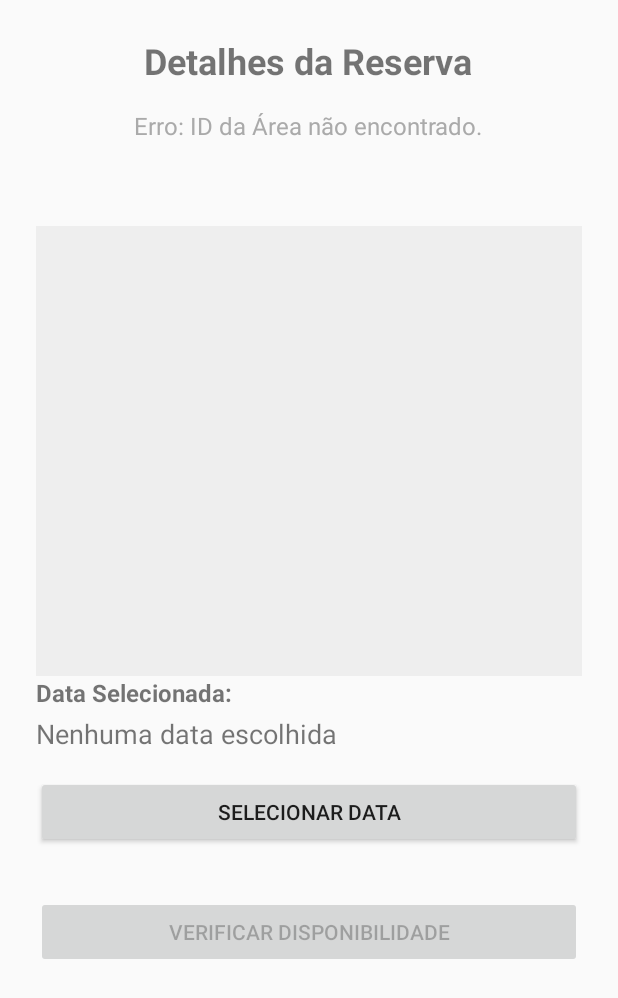
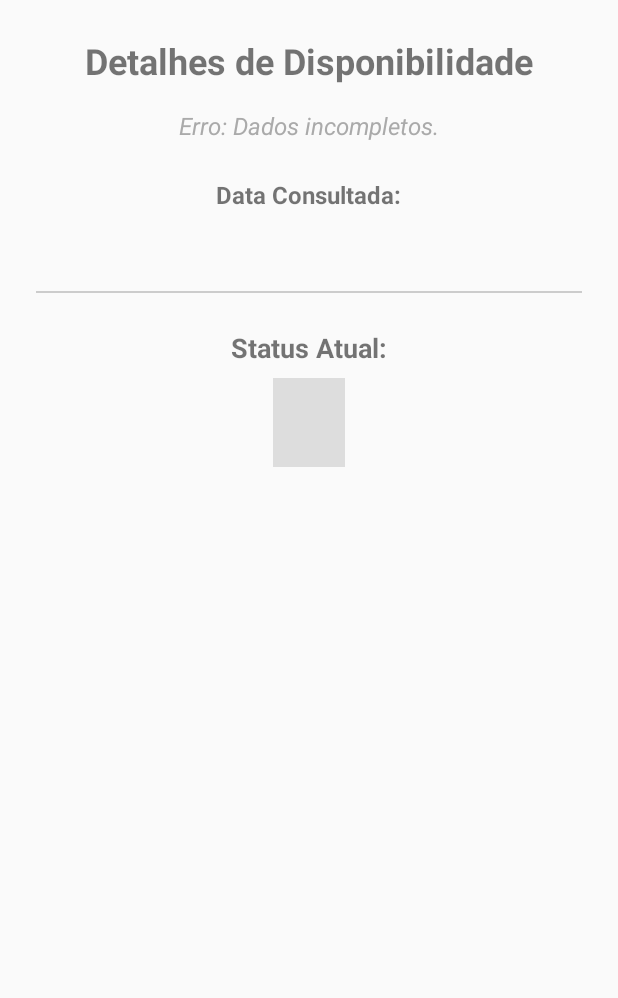
Before and after one commit to rgermangn/howviii-appcondo, an Android app built with Jetpack Compose: the ReservationActivity screen opened directly, with no data from a screen before it, on a phone screen of 412 x 824 dp. Shown: the top 998 px of the screen. Run offline under Robolectric (Android 15) with nearby library versions, the phone set to English and light mode, and no system bars.

Commit message:
CAL-T3 e D3 + Refatoração

```diff
--- a/app/src/main/java/com/rggn/appcondominio/data/DataService.kt
+++ b/app/src/main/java/com/rggn/appcondominio/data/DataService.kt
@@ -18,11 +18,7 @@ class DataService {
             // O teste DATA-T2 espera 2 itens com esses nomes
         )
     }
-
     // DATA-T7/CAL-T2
-    //Método para verificar a disponibilidade de uma área em uma data
-    // Retorna true se estiver disponível, false se estiver reservado.
-    // Usaremos mocks para forçar cenários no teste.
     fun isAreaAvailable(areaId: Int, date: String): Boolean {
         // Implementação Mock: Assume-se que a área 10 (Salão de Festas) está sempre indisponível
         // na data "05/12/2025" (a mesma data mockada no teste de UI)
@@ -51,7 +47,7 @@ class DataService {
     fun getReservedDates(areaId: Int): List<String> {
         return if (areaId == 10) {
             // CORRIGIDO: Mocks para o Salão de Festas (ID 10) para corresponder ao CalendarActivityTest
-            listOf("01/12/2025", "02/12/2025", "03/12/2025")
+            listOf("01/12/2025", "02/12/2025", "03/12/2025", "05/12/2025")
         } else {
             // Mocks para outras áreas
             listOf("01/01/2026")
--- a/app/src/main/java/com/rggn/appcondominio/home/DashboardActivity.kt
+++ b/app/src/main/java/com/rggn/appcondominio/home/DashboardActivity.kt
@@ -7,7 +7,7 @@ import androidx.appcompat.app.AppCompatActivity
 import androidx.recyclerview.widget.LinearLayoutManager
 import com.rggn.appcondominio.R
 import com.rggn.appcondominio.reservation.CalendarActivity // NOVO IMPORT: Para navegar para a tela do calendário
-import com.rggn.appcondominio.reservation.ReservationActivity // Import necessário para a constante EXTRA_AREA_ID
+import com.rggn.appcondominio.reservation.ReservationActivity
 
 class DashboardActivity : AppCompatActivity() {
 
@@ -26,7 +26,7 @@ class DashboardActivity : AppCompatActivity() {
     private fun navigateToReservation(areaId: Int) {
         // MUDANÇA: Navega para a CalendarActivity
         val intent = Intent(this, CalendarActivity::class.java).apply {
-            // Usa a constante definida na ReservationActivity
+            // CORRIGIDO: Usa a constante definida na CalendarActivity
             putExtra(ReservationActivity.EXTRA_AREA_ID, areaId)
         }
         startActivity(intent)
--- a/app/src/main/java/com/rggn/appcondominio/reservation/ReservationActivity.kt
+++ b/app/src/main/java/com/rggn/appcondominio/reservation/ReservationActivity.kt
@@ -1,135 +1,113 @@
 package com.rggn.appcondominio.reservation
 
-import android.app.DatePickerDialog
+import android.graphics.Color
 import android.os.Bundle
-import android.widget.Button
+import android.view.View
 import android.widget.TextView
 import androidx.activity.viewModels
 import androidx.appcompat.app.AppCompatActivity
+import androidx.lifecycle.Observer
 import com.rggn.appcondominio.R
 import com.rggn.appcondominio.data.DataService
+import java.text.SimpleDateFormat
 import java.util.Calendar
-import java.text.SimpleDateFormat
 import java.util.Locale
 
 class ReservationActivity : AppCompatActivity() {
 
-    // Views declaradas
-    private lateinit var selectedDateTextView: TextView
-    private lateinit var selectDateButton: Button
-    private lateinit var checkAvailabilityButton: Button
-    private lateinit var availabilityStatusTextView: TextView
+    // Constantes para Intent Extras
+    companion object {
+        const val EXTRA_AREA_ID = "extra_area_id"
+        const val EXTRA_DATE = "extra_date"
+    }
 
-    // Variável para armazenar a data selecionada e o ID da Área
-    private var selectedDate: Calendar = Calendar.getInstance()
-    private var currentAreaId: Int = -1
-
-    // Inicialização do ViewModel com Factory (Injeção Manual de DataService)
     private val viewModel: ReservationViewModel by viewModels {
         ReservationViewModelFactory(DataService())
     }
+
+    // Views
+    private lateinit var areaIdTextView: TextView
+    private lateinit var selectedDateTextView: TextView
+    private lateinit var statusTextView: TextView
+    private lateinit var reservedByLabel: TextView
+    private lateinit var residentNameTextView: TextView
+    private lateinit var residentUnitTextView: TextView
 
     override fun onCreate(savedInstanceState: Bundle?) {
         super.onCreate(savedInstanceState)
         setContentView(R.layout.activity_reservation)
 
-        // Inicializar Views
+        // Inicializa as Views
+        areaIdTextView = findViewById(R.id.area_id_text_view)
         selectedDateTextView = findViewById(R.id.selected_date_text_view)
-        selectDateButton = findViewById(R.id.select_date_button)
-        val idTextView = findViewById<TextView>(R.id.area_id_text_view)
-        checkAvailabilityButton = findViewById(R.id.check_availability_button)
-        availabilityStatusTextView = findViewById(R.id.availability_status_text_view)
+        statusTextView = findViewById(R.id.availability_status_text_view)
+        reservedByLabel = findViewById(R.id.reserved_by_label)
+        residentNameTextView = findViewById(R.id.resident_name_text_view)
+        residentUnitTextView = findViewById(R.id.resident_unit_text_view)
 
-        // O botão de checagem deve estar desabilitado até a data ser escolhida
-        checkAvailabilityButton.isEnabled = false
+        // 1. Processar Intent (ID da Área e Data)
+        val areaId = intent.getIntExtra(EXTRA_AREA_ID, -1)
+        val dateString = intent.getStringExtra(EXTRA_DATE)
 
-        // Lógica para receber e exibir o ID da Área
-        currentAreaId = intent.getIntExtra(EXTRA_AREA_ID, -1)
-        if (currentAreaId != -1) {
-            idTextView.text = "ID da Área: $currentAreaId"
-            viewModel.setAreaId(currentAreaId)
+        if (areaId != -1 && dateString != null) {
+            // Exibir dados brutos na UI
+            areaIdTextView.text = getString(R.string.area_id_display, areaId)
+            selectedDateTextView.text = dateString
+
+            // Converter String de Data para Calendar para o ViewModel
+            val calendar = dateStringToCalendar(dateString)
+
+            // 2. Iniciar verificação no ViewModel
+            viewModel.checkAvailability(areaId, calendar)
         } else {
-            idTextView.text = "Erro: ID da Área não encontrado."
+            // Tratar erro (falta de dados)
+            areaIdTextView.text = "Erro: Dados incompletos."
         }
 
-        setupListeners()
-
-        // Observar mudanças no ViewModel
+        // 3. Observar LiveData
         observeViewModel()
     }
 
-    private fun setupListeners() {
-        // Lógica do Seletor de Data
-        selectDateButton.setOnClickListener {
-            showDatePickerDialog()
-        }
+    private fun observeViewModel() {
+        // Observa o AvailabilityStatus COMPLETO
+        viewModel.availabilityStatus.observe(this, Observer { status ->
+            if (status.isAvailable) {
+                // Estado: DISPONÍVEL
+                statusTextView.text = "DISPONÍVEL"
+                statusTextView.setBackgroundColor(Color.parseColor("#4CAF50")) // Verde
+                statusTextView.setTextColor(Color.WHITE)
 
-        // Lógica do botão de Checar Disponibilidade: Chama a lógica do ViewModel
-        checkAvailabilityButton.setOnClickListener {
-            viewModel.checkAvailability(currentAreaId, selectedDate)
+                // Ocultar detalhes do reservante
+                reservedByLabel.visibility = View.GONE
+                residentNameTextView.visibility = View.GONE
+                residentUnitTextView.visibility = View.GONE
+
+            } else {
+                // Estado: RESERVADO
+                statusTextView.text = "RESERVADO"
+                statusTextView.setBackgroundColor(Color.parseColor("#FF9800")) // Laranja/Amarelo
+                statusTextView.setTextColor(Color.BLACK)
+
+                // Exibir detalhes do reservante
+                reservedByLabel.visibility = View.VISIBLE
+                residentNameTextView.visibility = View.VISIBLE
+                residentUnitTextView.visibility = View.VISIBLE
+
+                // Preencher detalhes
+                residentNameTextView.text = status.residentName ?: "Não Informado"
+                residentUnitTextView.text = getString(R.string.unit_display, status.residentUnit ?: "-")
+            }
+        })
+    }
+
+    // Função auxiliar para converter a data string de volta para Calendar
+    private fun dateStringToCalendar(dateString: String): Calendar {
+        val format = SimpleDateFormat("dd/MM/yyyy", Locale.getDefault())
+        val date = format.parse(dateString)
+        return Calendar.getInstance().apply {
+            if (date != null) {
+                time = date
+            }
         }
     }
-
-    private fun observeViewModel() {
-        // Observa o resultado detalhado da checagem de disponibilidade
-        viewModel.availabilityStatus.observe(this) { status ->
-            // Se o status for nulo (primeira execução), não faz nada.
-            if (status == null) return@observe
-
-            val statusText: String
-            val colorResId: Int
-
-            if (status.isAvailable) {
-                statusText = "Status: DISPONÍVEL"
-                colorResId = android.R.color.holo_green_dark
-            } else {
-                // Monta a string detalhada (usando os dados mockados)
-                statusText = "Status: INDISPONÍVEL\n" +
-                        "Reservado por: ${status.residentName ?: "Desconhecido"}\n" +
-                        "Unidade: ${status.residentUnit ?: "N/A"}"
-                colorResId = android.R.color.holo_red_dark
-            }
-
-            // Atualiza o TextView
-            availabilityStatusTextView.text = statusText
-
-            // Altera a cor do texto para melhor feedback visual
-            availabilityStatusTextView.setTextColor(resources.getColor(colorResId, theme))
-        }
-    }
-
-    private fun showDatePickerDialog() {
-        // Usa a data atual como default no picker
-        val initialYear = Calendar.getInstance().get(Calendar.YEAR)
-        val initialMonth = Calendar.getInstance().get(Calendar.MONTH)
-        val initialDay = Calendar.getInstance().get(Calendar.DAY_OF_MONTH)
-
-        val datePickerDialog = DatePickerDialog(
-            this,
-            // CORREÇÃO: Removemos o mock e usamos os valores reais (year, month, dayOfMonth)
-            { _, year, month, dayOfMonth ->
-
-                // Cria uma nova instância de Calendar com a data REAL selecionada
-                val newSelectedDate = Calendar.getInstance()
-                newSelectedDate.set(year, month, dayOfMonth)
-
-                selectedDate = newSelectedDate // Atualiza a variável local
-                updateSelectedDateText(newSelectedDate)
-                checkAvailabilityButton.isEnabled = true // Habilita o botão
-            },
-            initialYear,
-            initialMonth,
-            initialDay
-        )
-        datePickerDialog.show()
-    }
-
-    private fun updateSelectedDateText(calendar: Calendar) {
-        val dateFormat = SimpleDateFormat("dd/MM/yyyy", Locale.getDefault())
-        selectedDateTextView.text = dateFormat.format(calendar.time)
-    }
-
-    companion object {
-        const val EXTRA_AREA_ID = "com.rggn.appcondominio.AREA_ID"
-    }
 }
--- a/app/src/main/java/com/rggn/appcondominio/reservation/ReservationViewModel.kt
+++ b/app/src/main/java/com/rggn/appcondominio/reservation/ReservationViewModel.kt
@@ -4,8 +4,8 @@ import androidx.lifecycle.LiveData
 import androidx.lifecycle.MutableLiveData
 import androidx.lifecycle.ViewModel
 import androidx.lifecycle.ViewModelProvider
+import com.rggn.appcondominio.data.AvailabilityStatus // Importação necessária
 import com.rggn.appcondominio.data.DataService
-import com.rggn.appcondominio.data.AvailabilityStatus
 import java.text.SimpleDateFormat
 import java.util.Calendar
 import java.util.Locale
@@ -13,23 +13,33 @@ import java.util.Locale
 // Classe que contém a lógica de negócios para a tela de reserva
 class ReservationViewModel(private val dataService: DataService) : ViewModel() {
 
-    // LiveData para expor o status DETALHADO de disponibilidade (CAL-D1)
-    private val _availabilityStatus = MutableLiveData<AvailabilityStatus?>()
-    val availabilityStatus: LiveData<AvailabilityStatus?> = _availabilityStatus
+    // LiveData para expor o status COMPLETO de disponibilidade para a Activity
+    private val _availabilityStatus = MutableLiveData<AvailabilityStatus>()
+    val availabilityStatus: LiveData<AvailabilityStatus> = _availabilityStatus // CORRIGIDO: Tipo e nome alterados
 
-    // LiveData para expor a lista de DATAS RESERVADAS (NOVO - CAL-T2.3)
-    private val _reservedDates = MutableLiveData<List<String>>()
-    val reservedDates: LiveData<List<String>> = _reservedDates
+    // LiveData para expor a data selecionada para a Activity
+    private val _selectedDate = MutableLiveData<Calendar>()
+    val selectedDate: LiveData<Calendar> = _selectedDate
 
     // LiveData para expor o ID da Área Comum
     private val _areaId = MutableLiveData<Int>()
     val areaId: LiveData<Int> = _areaId
 
+    // LiveData para expor as datas reservadas (usado em CalendarActivity)
+    private val _reservedDates = MutableLiveData<List<String>>()
+    val reservedDates: LiveData<List<String>> = _reservedDates
+
     // Inicializa o ID (Chamado pela Activity quando o Intent chega)
     fun setAreaId(id: Int) {
         _areaId.value = id
-        // Assim que o ID é setado, já buscamos a lista de datas reservadas
-        fetchReservedDates(id)
+        // Assim que o ID é definido, carregamos as datas reservadas
+        loadReservedDates(id)
+    }
+
+    // Carrega as datas reservadas para a área
+    private fun loadReservedDates(areaId: Int) {
+        val dates = dataService.getReservedDates(areaId)
+        _reservedDates.value = dates
     }
 
     // Método para formatar a data para o formato esperado pelo DataService
@@ -39,20 +49,17 @@ class ReservationViewModel(private val dataService: DataService) : ViewModel() {
         return dateFormat.format(calendar.time)
     }
 
-    // Lógica principal: Verifica a disponibilidade detalhada da área em uma data (CAL-D1)
+    // Lógica principal: Verifica a disponibilidade da área em uma data
+    // CAL-D2.3: Método alterado para usar o novo DataService.checkAvailability
     fun checkAvailability(areaId: Int, date: Calendar) {
+        // 1. Formata a data para a API
         val dateString = formatDate(date)
-        // Em um projeto real, esta chamada seria assíncrona (com Coroutines/Flows)
-        val status = dataService.checkAvailability(areaId, dateString)
 
-        _availabilityStatus.value = status
-    }
+        // 2. Chama o DataService e recebe o Status Detalhado
+        val status = dataService.checkAvailability(areaId, dateString) // CORRIGIDO: Chamada ao novo método
 
-    // NOVO - Lógica para buscar as datas reservadas para a área (CAL-T2.3)
-    fun fetchReservedDates(areaId: Int) {
-        // Em um projeto real, esta chamada seria assíncrona
-        val dates = dataService.getReservedDates(areaId)
-        _reservedDates.value = dates
+        // 3. Atualiza o LiveData com o objeto AvailabilityStatus completo
+        _availabilityStatus.value = status // CORRIGIDO: Atualiza o novo LiveData
     }
 }
 
--- a/app/src/main/res/layout/activity_reservation.xml
+++ b/app/src/main/res/layout/activity_reservation.xml
@@ -1,8 +1,8 @@
 <?xml version="1.0" encoding="utf-8"?>
-<LinearLayout
-    xmlns:android="http://schemas.android.com/apk/res/android"
+<LinearLayout xmlns:android="http://schemas.android.com/apk/res/android"
     android:layout_width="match_parent"
     android:layout_height="match_parent"
+    xmlns:tools="http://schemas.android.com/tools"
     android:orientation="vertical"
     android:padding="24dp"
     android:gravity="center_horizontal">
@@ -10,73 +10,99 @@
     <TextView
         android:layout_width="wrap_content"
         android:layout_height="wrap_content"
-        android:text="Detalhes da Reserva"
+        android:text="Detalhes de Disponibilidade"
         android:textSize="24sp"
         android:textStyle="bold"
         android:layout_marginBottom="16dp"/>
 
-    <!-- TextView ONDE O ID SERÁ EXIBIDO PARA O TESTE DATA-T5 -->
+    <!-- ID DA ÁREA -->
     <TextView
         android:id="@+id/area_id_text_view"
         android:layout_width="wrap_content"
         android:layout_height="wrap_content"
         android:textSize="16sp"
-        android:text="ID da Área: [Carregando...]"
+        android:textStyle="italic"
         android:textColor="@android:color/darker_gray"
+        android:layout_marginBottom="16dp"
+        tools:text="ID da Área: 10"/>
+
+    <!-- DATA SELECIONADA -->
+    <TextView
+        android:layout_width="wrap_content"
+        android:layout_height="wrap_content"
+        android:text="Data Consultada:"
+        android:textSize="16sp"
+        android:textStyle="bold"
+        android:layout_marginTop="8dp"/>
+
+    <TextView
+        android:id="@+id/selected_date_text_view"
+        android:layout_width="wrap_content"
+        android:layout_height="wrap_content"
+        android:textSize="22sp"
+        android:textStyle="normal"
+        android:layout_marginBottom="24dp"
+        tools:text="05/12/2025"/>
+
+    <View
+        android:layout_width="match_parent"
+        android:layout_height="1dp"
+        android:background="#CCCCCC"
         android:layout_marginBottom="24dp"/>
 
-    <!-- Placeholder para o calendário futuro -->
-    <View
-        android:layout_width="match_parent"
-        android:layout_height="300dp"
-        android:background="#EEE"
-        android:layout_marginTop="32dp"/>
-
-    <!-- NOVO: Elementos para Seleção de Data (INSERIDOS PARA O DATA-T6) -->
-
-    <!-- Rótulo da Data -->
+    <!-- STATUS DE DISPONIBILIDADE -->
     <TextView
-        android:id="@+id/date_label"
-        android:layout_width="match_parent"
+        android:layout_width="wrap_content"
         android:layout_height="wrap_content"
-        android:text="Data Selecionada:"
-        android:textSize="16sp"
-        android:textStyle="bold"/>
-
-    <!-- TextView que será atualizado com a data (ONDE O TESTE DATA-T6 FAZ O ASSERT) -->
-    <TextView
-        android:id="@+id/selected_date_text_view"
-        android:layout_width="match_parent"
-        android:layout_height="wrap_content"
-        android:text="Nenhuma data escolhida"
+        android:text="Status Atual:"
         android:textSize="18sp"
-        android:layout_marginTop="4dp"
-        android:layout_marginBottom="16dp"/>
-
-    <!-- Botão que dispara o seletor de data (O QUE O TESTE DATA-T6 CLICA) -->
-    <Button
-        android:id="@+id/select_date_button"
-        android:layout_width="match_parent"
-        android:layout_height="wrap_content"
-        android:text="Selecionar Data"
-        android:layout_marginBottom="32dp"/>
-
-    <!-- Botão de Ação -->
-    <Button
-        android:id="@+id/check_availability_button"
-        android:layout_width="match_parent"
-        android:layout_height="wrap_content"
-        android:text="Verificar Disponibilidade"
-        android:enabled="false"/>
+        android:textStyle="bold"
+        android:layout_marginBottom="8dp" />
 
     <TextView
         android:id="@+id/availability_status_text_view"
         android:layout_width="wrap_content"
         android:layout_height="wrap_content"
-        android:textSize="20sp"
+        android:textSize="32sp"
         android:textStyle="bold"
-        android:layout_marginTop="16dp"
-        android:text=""/>
+        android:paddingHorizontal="24dp"
+        android:paddingVertical="8dp"
+        android:textColor="@android:color/black"
+        android:background="#DDDDDD"
+        tools:text="DISPONÍVEL"
+        android:layout_marginBottom="32dp" />
+
+    <!-- NOVO: DETALHES DO RESERVANTE (Visível se RESERVADO) -->
+    <TextView
+        android:id="@+id/reserved_by_label"
+        android:layout_width="wrap_content"
+        android:layout_height="wrap_content"
+        android:text="Reservado por:"
+        android:textSize="18sp"
+        android:textStyle="bold"
+        android:visibility="gone"
+        tools:visibility="visible"/>
+
+    <TextView
+        android:id="@+id/resident_name_text_view"
+        android:layout_width="wrap_content"
+        android:layout_height="wrap_content"
+        android:textSize="18sp"
+        android:layout_marginTop="4dp"
+        android:visibility="gone"
+        tools:visibility="visible"
+        tools:text="João Silva"/>
+
+    <TextView
+        android:id="@+id/resident_unit_text_view"
+        android:layout_width="wrap_content"
+        android:layout_height="wrap_content"
+        android:textSize="16sp"
+        android:layout_marginTop="4dp"
+        android:textColor="@android:color/holo_red_dark"
+        android:visibility="gone"
+        tools:visibility="visible"
+        tools:text="Unidade: A-101"/>
 
 
 </LinearLayout>
```
Also changed, not shown: app/src/main/java/com/rggn/appcondominio/reservation/CalendarActivity.kt (+74 -15 lines), app/src/main/res/layout/activity_calendar.xml (+6 -13 lines), app/src/main/res/values/strings.xml (+12 -0 lines), 3 other files.
